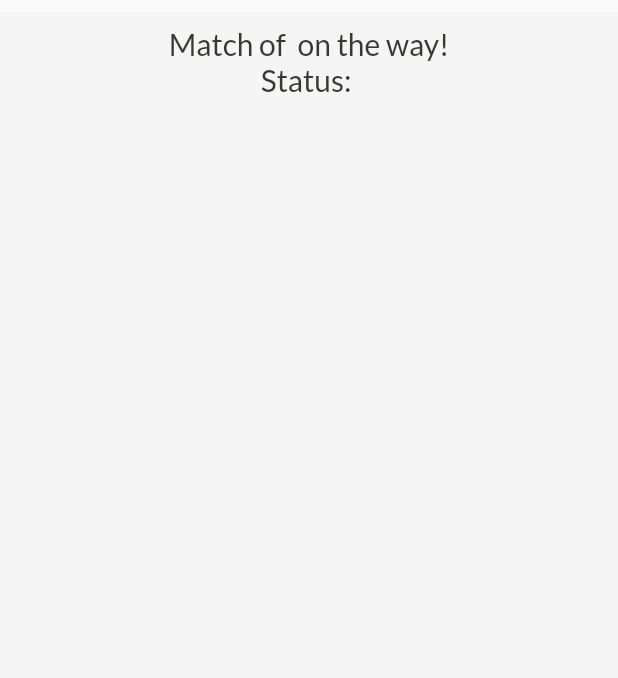
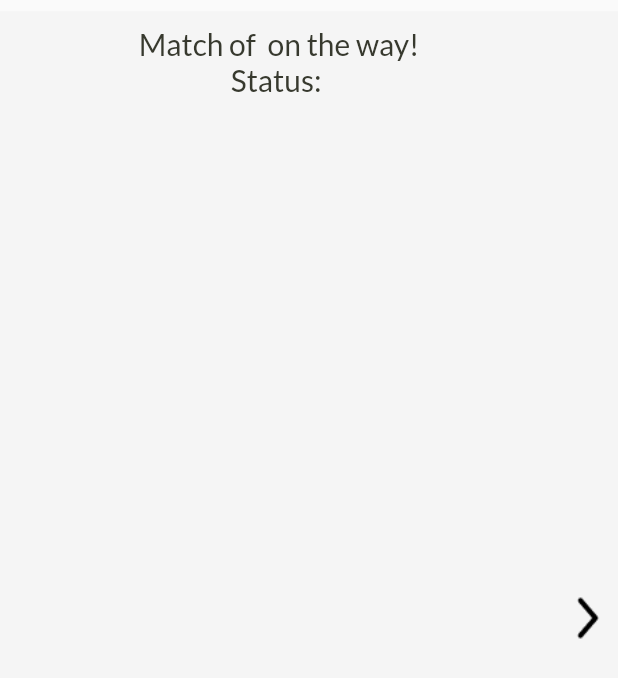
Before and after one commit to ISIS3510-202320-Team21/flutter_sports_app, a Flutter app: the MatchTile widget shown alone on an empty page, opened directly with empty values, on a phone screen of 412 x 824 dp. Shown: the top 678 px of the screen. Run offline on Flutter 3.47's test engine with Material 2 defaults, Android fonts, the phone set to English and light mode, and no system bars; our stand-ins replace bloc, email_validator, equatable, flutter_bloc, flutter_dotenv, flutter_screenutil and 2 more; network calls fail; project files that could hold a hidden picture were left out.

Commit message:
tiles for notif and matches were modified

```diff
--- a/lib/logic/blocs/notification/bloc/notification_bloc.dart
+++ b/lib/logic/blocs/notification/bloc/notification_bloc.dart
@@ -16,7 +16,7 @@ class NotificationBloc extends Bloc<NotificationEvent, NotificationState> {
   FutureOr<void> notificationInitialEvent(NotificationInitialEvent event, Emitter<NotificationState> emit) async {
     emit(NotificationLoadingState());
     try {
-      List<_notification.Notification>? notifications = await NotificationRepository().getNotifications(userid: 3);
+      List<_notification.Notification>? notifications = await NotificationRepository().getNotifications(userid: 1);
       emit(NotificationLoadedSuccessState(notifications: notifications!));
     } catch (e) {
       print(e);
--- a/lib/presentation/screens/notifications_view.dart
+++ b/lib/presentation/screens/notifications_view.dart
@@ -39,6 +39,10 @@ class _NotificationsViewState extends State<NotificationsView> {
             return Scaffold(
               body: Column(
                 children: [
+                  //add padding to the top
+                  const Padding(
+                    padding: EdgeInsets.only(top: 15.0),
+                  ),
                   Expanded(
                     child: ListView.builder(
                       //add padding between the items
--- a/lib/presentation/widgets/MatchTile.dart
+++ b/lib/presentation/widgets/MatchTile.dart
@@ -21,6 +21,10 @@ class MatchTile extends StatelessWidget {
         decoration: BoxDecoration(
           color: colorScheme.background,
         ),
+        child: Row(
+          mainAxisAlignment: MainAxisAlignment.spaceBetween,
+          children: [
+            Expanded(
               child: Column(
                 children: [
                   Center(
@@ -53,6 +57,14 @@ class MatchTile extends StatelessWidget {
                 ],
               ),
             ),
+            Image.asset(
+              "assets/arrow_1.png",
+              width: 40,
+              height: 40,
+            ),
+          ],
+        ),
+      ),
       onTap: () {
         matchBloc.add(MatchClickedEvent(match: match));
       },
```
Also changed, not shown: lib/presentation/widgets/NotificationTile.dart (+12 -4 lines), 1 other file. Lines whose indentation alone changed are shown as unchanged.
